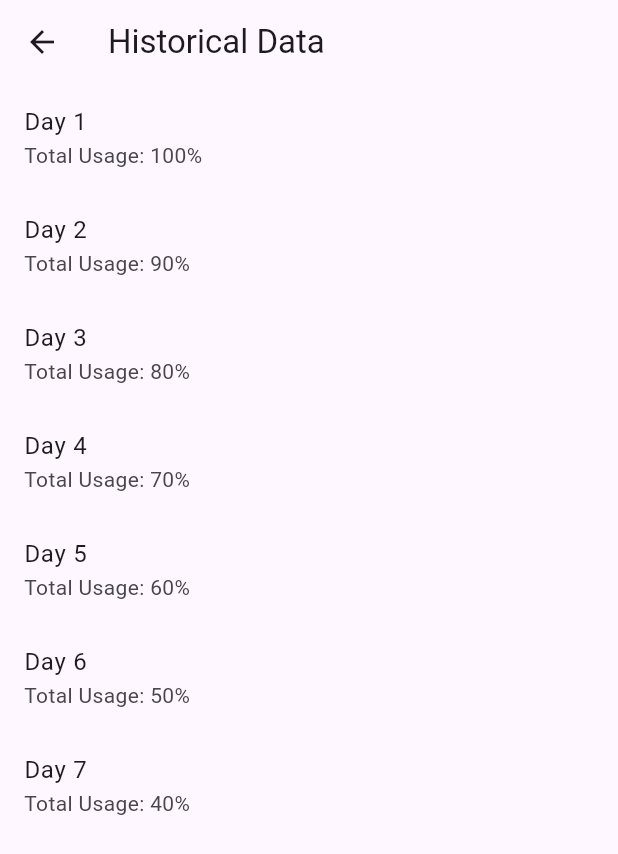
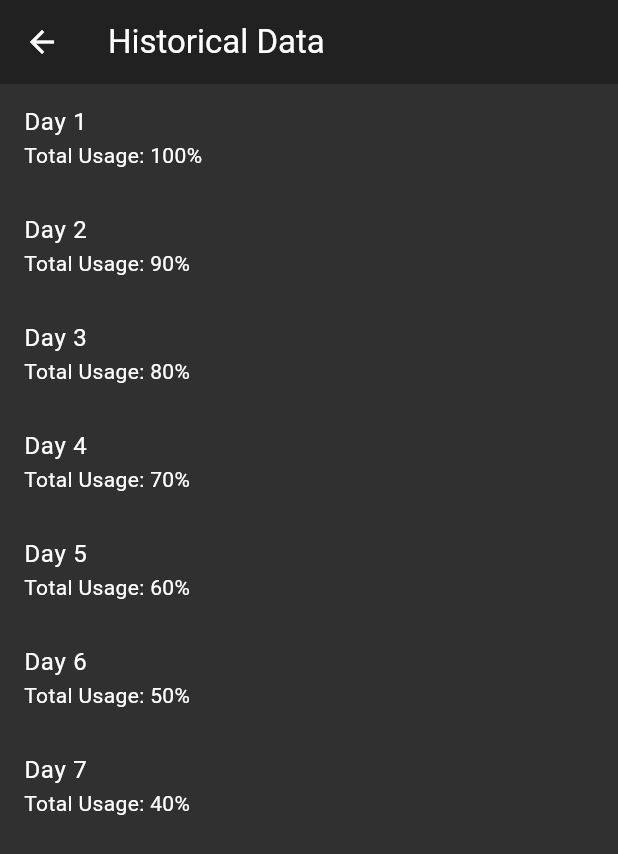
Before and after one commit to miguelito4111/batterytracker, a Flutter app: the screen it shows after launch, after a tap on "View Historical Data", on a phone screen of 412 x 824 dp. Shown: the top 854 px of the screen. Run offline on Flutter 3.47's test engine with Material 3 defaults, Android fonts, the phone set to English and light mode, and no system bars.

Commit message:
UI Changes
Added dark theme, minor fixes

```diff
--- a/lib/app_details_screen.dart
+++ b/lib/app_details_screen.dart
@@ -41,7 +41,6 @@ class _AppDetailsScreenState extends State<AppDetailsScreen> {
     }
   }
 
-
   @override
   void initState() {
     super.initState();
@@ -70,16 +69,23 @@ class _AppDetailsScreenState extends State<AppDetailsScreen> {
   Widget build(BuildContext context) {
     return Scaffold(
       appBar: AppBar(
-      title: Text('App Details'),
+        title: Text(
+          'App Details',
+          style: TextStyle(color: Colors.white), // Set app bar title text color to white
+        ),
+        iconTheme: IconThemeData(color: Colors.white), // Set back arrow icon color to white
       ),
       body: SingleChildScrollView(
         child: Column(
           children: [
             Padding(
               padding: const EdgeInsets.all(8.0),
-            child: Text(_usageDetails),
+              child: Text(
+                _usageDetails,
+                style: TextStyle(color: Colors.white), // Set text color to white
               ),
-          _iconBase64.isEmpty ? Icon(Icons.error_outline) : buildIcon(_iconBase64), // Display the icon
+            ),
+            _iconBase64.isEmpty ? Icon(Icons.error_outline, color: Colors.white) : buildIcon(_iconBase64), // Display the icon with white color
           ],
         ),
       ),
--- a/lib/historical_data_screen.dart
+++ b/lib/historical_data_screen.dart
@@ -1,17 +1,28 @@
 import 'package:flutter/material.dart';
 
-class HistoricalDataScreen extends StatelessWidget { //will use a database (like sqlite) to save previous usage percentages of apps
-//, and show a graph of overall usage
+class HistoricalDataScreen extends StatelessWidget {
   @override
   Widget build(BuildContext context) {
     return Scaffold(
-      appBar: AppBar(title: Text('Historical Data')),
+      appBar: AppBar(
+        title: Text(
+          'Historical Data',
+          style: TextStyle(color: Colors.white), // Set app bar title text color to white
+        ),
+        iconTheme: IconThemeData(color: Colors.white), // Set back arrow icon color to white
+      ),
       body: ListView.builder(
         itemCount: 7, // One week of data for demonstration
         itemBuilder: (context, index) {
           return ListTile(
-            title: Text('Day ${index + 1}'),
-            subtitle: Text('Total Usage: ${100 - index * 10}%'),
+            title: Text(
+              'Day ${index + 1}',
+              style: TextStyle(color: Colors.white), // Set list tile title text color to white
+            ),
+            subtitle: Text(
+              'Total Usage: ${100 - index * 10}%',
+              style: TextStyle(color: Colors.white), // Set list tile subtitle text color to white
+            ),
           );
         },
       ),
--- a/lib/main.dart
+++ b/lib/main.dart
@@ -9,9 +9,27 @@
 
 class MyApp extends StatelessWidget {
   @override
-  Widget build(BuildContext context) { //navigation builder, chooses what screen the app will initialize on
+  Widget build(BuildContext context) {
     return MaterialApp(
       title: 'Power Monitor',
+      theme: ThemeData(
+        brightness: Brightness.light,
+        primaryColor: Colors.grey[900],        // blue as the accent color
+        scaffoldBackgroundColor: Colors.grey[850],
+        appBarTheme: AppBarTheme(
+          color: Colors.grey[900],
+          elevation: 0,
+        ),
+        buttonTheme: ButtonThemeData(
+          buttonColor: Colors.blue,  // Buttons will have a blue color
+          textTheme: ButtonTextTheme.primary,
+        ),
+        elevatedButtonTheme: ElevatedButtonThemeData(
+          style: ElevatedButton.styleFrom(
+            foregroundColor: Colors.green, backgroundColor: Colors.grey[800],   // Button text color for light themes
+          ),
+        ), colorScheme: ColorScheme.fromSwatch().copyWith(secondary: Colors.blue),
+      ),
       initialRoute: '/',
       routes: {
         '/': (context) => MainScreen(),
--- a/lib/main_screen.dart
+++ b/lib/main_screen.dart
@@ -66,7 +66,7 @@ class _MainScreenState extends State<MainScreen> {
           children: <Widget>[
             ElevatedButton(
               onPressed: _getBatteryUsage,
-              child: Text('Get Current batter percentage'),
+              child: Text('Get Current Battery Percentage'),
             ),
             ElevatedButton(
               onPressed: () {
```
Lines whose indentation alone changed are shown as unchanged.
